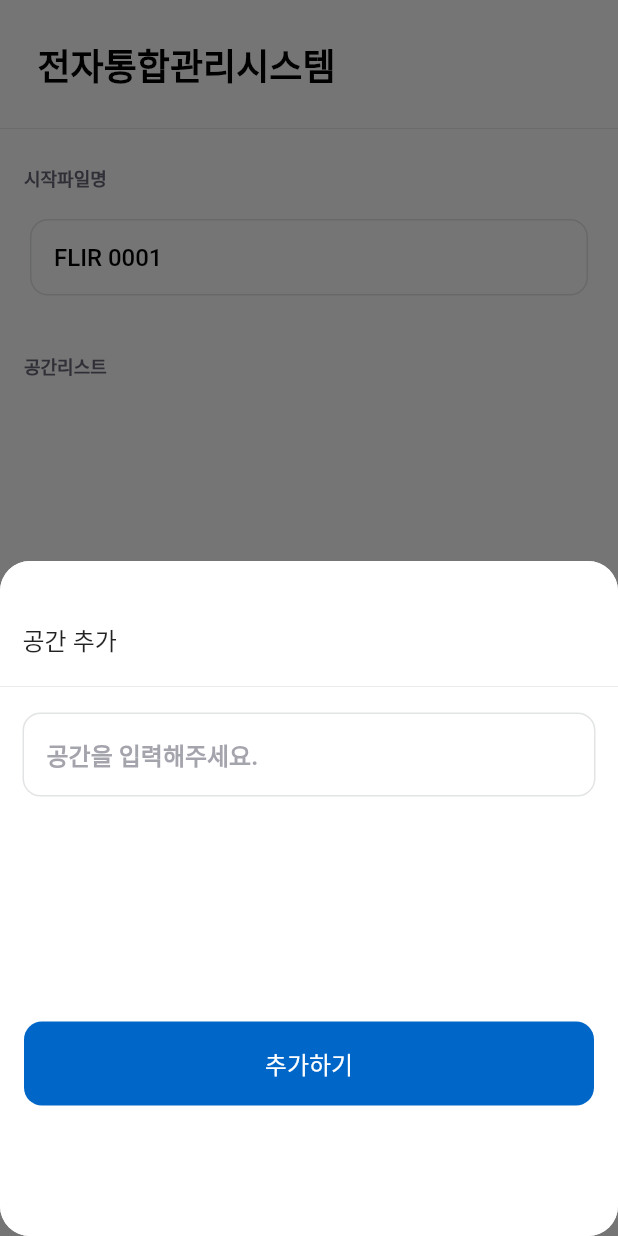
After one commit to mtgmtg1/buildingProblem, a Flutter app: the MultiSelectFileWidget screen opened directly, after a tap on "공간 추가", on a phone screen of 412 x 824 dp. The commit adds this screen. Run offline on Flutter 3.47's test engine with Material 2 defaults, Android fonts, the phone set to English and light mode, and no system bars; our stand-ins replace auto_size_text, built_collection, built_value, cached_network_image, cloud_firestore, easy_debounce and 16 more; missing offline and left inert: json_path, mime_type; accounts and stored records are empty; project files that could hold a hidden picture were left out.

Commit message:
공간 추가 기능 추가

```diff
--- /dev/null
+++ b/lib/multi_select_file/multi_select_file_widget.dart
@@ -0,0 +1,387 @@
+import 'package:c_h_m_s_app/flutter_flow/flutter_flow_theme.dart';
+import 'package:c_h_m_s_app/multi_select_file/file_list_widget.dart';
+import 'package:flutter/material.dart';
+
+class SpaceModel {
+  String spaceName;
+
+  List<String> fileList;
+  SpaceModel({required this.fileList, required this.spaceName});
+}
+
+class MultiSelectFileWidget extends StatefulWidget {
+  MultiSelectFileWidget({Key? key}) : super(key: key);
+
+  @override
+  State<MultiSelectFileWidget> createState() => _MultiSelectFileWidgetState();
+}
+
+class _MultiSelectFileWidgetState extends State<MultiSelectFileWidget> {
+  void hideKeyboard(BuildContext context) {
+    FocusScopeNode currentFocus = FocusScope.of(context);
+    if (!currentFocus.hasPrimaryFocus) {
+      currentFocus.unfocus();
+    }
+  }
+
+  List<SpaceModel> spaceList = [];
+
+  final startController = TextEditingController(text: 'FLIR 0001');
+
+  final spaceController = TextEditingController();
+
+  @override
+  Widget build(BuildContext context) {
+    return GestureDetector(
+        onTap: () => hideKeyboard(context),
+        child: Scaffold(
+          backgroundColor: Colors.white,
+          body: SingleChildScrollView(
+              child: SafeArea(
+                  child: Column(
+            crossAxisAlignment: CrossAxisAlignment.start,
+            children: [
+              Padding(
+                padding: EdgeInsets.all(25),
+                child: Text(
+                  '전자통합관리시스템',
+                  style: TextStyle(
+                      color: Colors.black,
+                      fontSize: 24,
+                      fontWeight: FontWeight.w600),
+                ),
+              ),
+              Divider(
+                height: 0,
+                color: Color(0xFFE2E3E4),
+                thickness: 0.5,
+              ),
+              Padding(
+                padding: EdgeInsets.only(left: 16, top: 24),
+                child: Text(
+                  '시작파일명',
+                  style: TextStyle(
+                      fontSize: 12,
+                      fontWeight: FontWeight.w600,
+                      color: Color(0xFF686777)),
+                ),
+              ),
+              Padding(
+                padding: EdgeInsets.only(left: 20, right: 20, top: 18),
+                child: TextField(
+                    controller: startController,
+                    style: TextStyle(
+                        fontSize: 16,
+                        fontWeight: FontWeight.w500,
+                        color: Colors.black),
+                    decoration: InputDecoration(
+                      contentPadding: EdgeInsets.all(16),
+                      fillColor: Colors.white,
+                      filled: true,
+                      focusedErrorBorder: OutlineInputBorder(
+                          borderRadius: BorderRadius.circular(12),
+                          borderSide:
+                              BorderSide(color: Color(0xFFE2E3E4), width: 1)),
+                      errorBorder: OutlineInputBorder(
+                          borderRadius: BorderRadius.circular(12),
+                          borderSide:
+                              BorderSide(color: Color(0xFFE2E3E4), width: 1)),
+                      enabledBorder: OutlineInputBorder(
+                          borderRadius: BorderRadius.circular(12),
+                          borderSide:
+                              BorderSide(color: Color(0xFFE2E3E4), width: 1)),
+                      focusedBorder: OutlineInputBorder(
+                          borderRadius: BorderRadius.circular(12),
+                          borderSide:
+                              BorderSide(color: Color(0xFFE2E3E4), width: 1)),
+                      counterText: "",
+                    )),
+              ),
+              Padding(
+                padding: EdgeInsets.only(left: 16, top: 38, bottom: 10),
+                child: Text(
+                  '공간리스트',
+                  style: TextStyle(
+                      fontSize: 12,
+                      fontWeight: FontWeight.w600,
+                      color: Color(0xFF686777)),
+                ),
+              ),
+              Container(
+                height: 300,
+                child: GridView.count(
+                  // primary: false,
+                  padding: const EdgeInsets.all(20),
+                  crossAxisSpacing: 10,
+                  mainAxisSpacing: 10,
+                  crossAxisCount: 3,
+                  children: [
+                    ...List.generate(
+                        spaceList.length,
+                        (index) => GestureDetector(
+                            onTap: () {
+                              showDialog(
+                                  context: context,
+                                  builder: (_) {
+                                    return Dialog(
+                                        shape: const RoundedRectangleBorder(
+                                            borderRadius: BorderRadius.all(
+                                                Radius.circular(20))),
+                                        insetPadding: EdgeInsets.zero,
+                                        backgroundColor: Colors.white,
+                                        child: FileListWidget(
+                                          fileList: spaceList[index].fileList,
+                                        ));
+                                  });
+                            },
+                            child: Container(
+                              width: 10,
+                              height: 64,
+                              alignment: Alignment.center,
+                              child: Column(
+                                mainAxisAlignment: MainAxisAlignment.center,
+                                children: [
+                                  Text(
+                                    spaceList[index].spaceName,
+                                    style: TextStyle(
+                                        fontSize: 16,
+                                        fontWeight: FontWeight.w500),
+                                  ),
+                                  SizedBox(
+                                    height: 10,
+                                  ),
+                                  GestureDetector(
+                                      onTap: () {},
+                                      child: Text(
+                                        '${spaceList[index].fileList.length}개',
+                                        style: TextStyle(
+                                            color: FlutterFlowTheme.of(context)
+                                                .customColor1,
+                                            fontSize: 14,
+                                            fontWeight: FontWeight.w500),
+                                      )),
+                                ],
+                              ),
+                              decoration: BoxDecoration(
+                                  color: Color(0xFFF8F8FA),
+                                  borderRadius: BorderRadius.circular(12)),
+                            )))
+                  ],
+                ),
+              ),
+              Padding(
+                padding: EdgeInsets.only(right: 20, top: 30),
+                child: Align(
+                    alignment: Alignment.centerRight,
+                    child: Row(
+                      mainAxisAlignment: MainAxisAlignment.end,
+                      children: [
+                        GestureDetector(
+                            onTap: () {
+                              showModalBottomSheet(
+                                context: context,
+                                shape: RoundedRectangleBorder(
+                                    borderRadius: BorderRadius.circular(20)),
+                                builder: (BuildContext context) =>
+                                    GestureDetector(
+                                        onTap: () {
+                                          hideKeyboard(context);
+                                        },
+                                        child: Container(
+                                          decoration: BoxDecoration(
+                                              color: Colors.white,
+                                              borderRadius:
+                                                  BorderRadius.circular(20)),
+                                          height: 450,
+                                          child: Column(
+                                            crossAxisAlignment:
+                                                CrossAxisAlignment.start,
+                                            children: [
+                                              Padding(
+                                                padding: EdgeInsets.only(
+                                                    top: 40,
+                                                    left: 15,
+                                                    right: 15,
+                                                    bottom: 20),
+                                                child: Text(
+                                                  '공간 추가',
+                                                  style: TextStyle(
+                                                    fontSize: 16,
+                                                    fontWeight: FontWeight.w500,
+                                                  ),
+                                                ),
+                                              ),
+                                              Divider(
+                                                height: 0,
+                                                color: Color(0xFFE2E3E4),
+                                                thickness: 0.5,
+                                              ),
+                                              Padding(
+                                                padding: EdgeInsets.only(
+                                                    left: 15,
+                                                    right: 15,
+                                                    top: 17),
+                                                child: TextField(
+                                                    controller: spaceController,
+                                                    style: TextStyle(
+                                                        fontSize: 16,
+                                                        fontWeight:
+                                                            FontWeight.w500,
+                                                        color: Colors.black),
+                                                    decoration: InputDecoration(
+                                                      contentPadding:
+                                                          EdgeInsets.all(16),
+                                                      fillColor: Colors.white,
+                                                      filled: true,
+                                                      hintStyle: TextStyle(
+                                                          color: Color(
+                                                                  0xFF686777)
+                                                              .withOpacity(0.6),
+                                                          fontSize: 16,
+                                                          fontWeight:
+                                                              FontWeight.w600),
+                                                      hintText: '공간을 입력해주세요.',
+                                                      focusedErrorBorder:
+                                                          OutlineInputBorder(
+                                                              borderRadius:
+                                                                  BorderRadius
+                                                                      .circular(
+                                                                          12),
+                                                              borderSide: BorderSide(
+                                                                  color: Color(
+                                                                      0xFFE2E3E4),
+                                                                  width: 1)),
+                                                      errorBorder: OutlineInputBorder(
+                                                          borderRadius:
+                                                              BorderRadius
+                                                                  .circular(12),
+                                                          borderSide: BorderSide(
+                                                              color: Color(
+                                                                  0xFFE2E3E4),
+                                                              width: 1)),
+                                                      enabledBorder:
+                                                          OutlineInputBorder(
+                                                              borderRadius:
+                                                                  BorderRadius
+                                                                      .circular(
+                                                                          12),
+                                                              borderSide: BorderSide(
+                                                                  color: Color(
+                                                                      0xFFE2E3E4),
+                                                                  width: 1)),
+                                                      focusedBorder:
+                                                          OutlineInputBorder(
+                                                              borderRadius:
+                                                                  BorderRadius
+                                                                      .circular(
+                                                                          12),
+                                                              borderSide: BorderSide(
+                                                                  color: Color(
+                                                                      0xFFE2E3E4),
+                                                                  width: 1)),
+                                                      counterText: "",
+                                                    )),
+                                              ),
+                                              GestureDetector(
+                                                onTap: () {
+                                                  setState(() {
+                                                    spaceList.add(SpaceModel(
+                                                        fileList: [],
+                                                        spaceName:
+                                                            spaceController
+                                                                .text));
+                                                    spaceController.clear();
+                                                  });
+                                                  Navigator.pop(context);
+                                                },
+                                                child: Container(
+                                                  child: Center(
+                                                      child: Text(
+                                                    '추가하기',
+                                                    style: TextStyle(
+                                                        fontSize: 16,
+                                                        fontWeight:
+                                                            FontWeight.w500,
+                                                        color: Colors.white),
+                                                  )),
+                                                  margin: EdgeInsets.only(
+                                                      left: 16,
+                                                      right: 16,
+                                                      bottom: 24,
+                                                      top: 150),
+                                                  height: 56,
+                                                  decoration: BoxDecoration(
+                                                      color:
+                                                          FlutterFlowTheme.of(
+                                                                  context)
+                                                              .customColor1,
+                                                      borderRadius:
+                                                          BorderRadius.circular(
+                                                              12)),
+                                                ),
+                                              ),
+                                            ],
+                                          ),
+                                        )),
+                              );
+                            },
+                            child: Text(
+                              '공간 추가',
+                              style: TextStyle(
+                                  color:
+                                      FlutterFlowTheme.of(context).customColor1,
+                                  fontSize: 14,
+                                  fontWeight: FontWeight.w500),
+                            )),
+                        SizedBox(
+                          width: 10,
+                        ),
+                        GestureDetector(
+                            onTap: () {
+                              int start = int.parse(
+                                  startController.text.replaceAll('FLIR', ''));
+
+                              for (int index = 0; index < 2; index++) {
+                                int value =
+                                    start + spaceList.last.fileList.length;
+                                setState(() {
+                                  spaceList.last.fileList.add(
+                                      'FLIR ${value.toString().padLeft(4, '0')}');
+                                  // fileControllerList.add(TextEditingController(
+                                  //     text:
+                                  //         'FLIR ${value.toString().padLeft(4, '0')}'));
+                                });
+                              }
+                            },
+                            child: Icon(
+                              Icons.add,
+                              color: Color(0xFF686777).withOpacity(0.6),
+                              size: 25,
+                            )),
+                      ],
+                    )),
+              ),
+              GestureDetector(
+                onTap: () {},
+                child: Container(
+                  child: Center(
+                      child: Text(
+                    '업로드',
+                    style: TextStyle(
+                        fontSize: 16,
+                        fontWeight: FontWeight.w500,
+                        color: Colors.white),
+                  )),
+                  margin: EdgeInsets.only(
+                      left: 16, right: 16, bottom: 24, top: 100),
+                  height: 56,
+                  decoration: BoxDecoration(
+                      color: FlutterFlowTheme.of(context).customColor1,
+                      borderRadius: BorderRadius.circular(12)),
+                ),
+              ),
+            ],
+          ))),
+        ));
+  }
+}
--- a/lib/ti_file_test/ti_file_test_widget.dart
+++ b/lib/ti_file_test/ti_file_test_widget.dart
@@ -238,6 +238,7 @@ class _TiFileTestWidgetState extends State<TiFileTestWidget> {
         allowedExtensions: ['jpg'],
       ))!
           .files;
+      print(pathList.first.path);
     } on PlatformException catch (e) {
     } catch (e) {}
     if (!mounted) return;
```
Also changed, not shown: lib/multi_select_file/file_list_widget.dart (added, +169 -0 lines).
